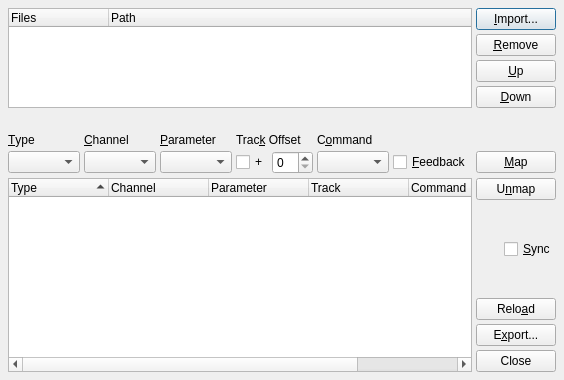
Above: src/qtractorMidiControlForm.ui from rncbc/qtractor before the change. Below: the same form after it.
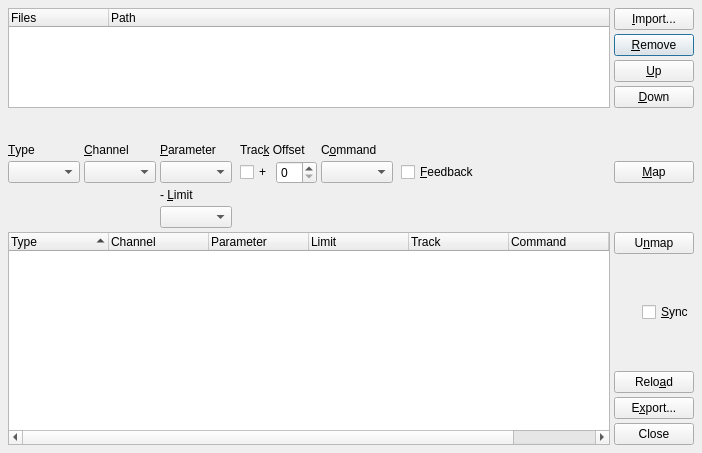
That is the form after the change. Icons and pictures are not drawn.

Commit message: add upper limit to the midi controller map to allow multiple controller functions within the same control type

The edit to the form file:
```diff
--- a/src/qtractorMidiControlForm.ui
+++ b/src/qtractorMidiControlForm.ui
@@ -26,8 +26,8 @@
    <rect>
     <x>0</x>
     <y>0</y>
-    <width>540</width>
-    <height>380</height>
+    <width>702</width>
+    <height>453</height>
    </rect>
   </property>
   <property name="windowTitle">
@@ -37,7 +37,21 @@
    <iconset resource="qtractor.qrc">:/images/itemControllers.png</iconset>
   </property>
   <layout class="QGridLayout">
-   <item row="0" column="0" rowspan="4" colspan="7">
+   <item row="1" column="9" colspan="2">
+    <widget class="QPushButton" name="RemovePushButton">
+     <property name="toolTip">
+      <string>Remove controller file</string>
+     </property>
+     <property name="text">
+      <string>&amp;Remove</string>
+     </property>
+     <property name="icon">
+      <iconset resource="qtractor.qrc">
+       <normaloff>:/images/formRemove.png</normaloff>:/images/formRemove.png</iconset>
+     </property>
+    </widget>
+   </item>
+   <item row="0" column="0" rowspan="4" colspan="9">
     <widget class="QTreeWidget" name="FilesListView">
      <property name="toolTip">
       <string>Controller files</string>
@@ -66,7 +80,7 @@
      </column>
     </widget>
    </item>
-   <item row="0" column="7" colspan="2">
+   <item row="0" column="9" colspan="2">
     <widget class="QPushButton" name="ImportPushButton">
      <property name="toolTip">
       <string>Import controller files</string>
@@ -75,46 +89,8 @@
       <string>&amp;Import...</string>
      </property>
      <property name="icon">
-      <iconset resource="qtractor.qrc">:/images/formOpen.png</iconset>
-     </property>
-    </widget>
-   </item>
-   <item row="1" column="7" colspan="2">
-    <widget class="QPushButton" name="RemovePushButton">
-     <property name="toolTip">
-      <string>Remove controller file</string>
-     </property>
-     <property name="text">
-      <string>&amp;Remove</string>
-     </property>
-     <property name="icon">
-      <iconset resource="qtractor.qrc">:/images/formRemove.png</iconset>
-     </property>
-    </widget>
-   </item>
-   <item row="2" column="7" colspan="2">
-    <widget class="QPushButton" name="MoveUpPushButton">
-     <property name="toolTip">
-      <string>Move controller file up on list order</string>
-     </property>
-     <property name="text">
-      <string>&amp;Up</string>
-     </property>
-     <property name="icon">
-      <iconset resource="qtractor.qrc">:/images/formMoveUp.png</iconset>
-     </property>
-    </widget>
-   </item>
-   <item row="3" column="7" colspan="2">
-    <widget class="QPushButton" name="MoveDownPushButton">
-     <property name="toolTip">
-      <string>Move controller file down on list order</string>
-     </property>
-     <property name="text">
-      <string>&amp;Down</string>
-     </property>
-     <property name="icon">
-      <iconset resource="qtractor.qrc">:/images/formMoveDown.png</iconset>
+      <iconset resource="qtractor.qrc">
+       <normaloff>:/images/formOpen.png</normaloff>:/images/formOpen.png</iconset>
      </property>
     </widget>
    </item>
@@ -131,6 +107,34 @@
      </property>
     </widget>
    </item>
+   <item row="3" column="9" colspan="2">
+    <widget class="QPushButton" name="MoveDownPushButton">
+     <property name="toolTip">
+      <string>Move controller file down on list order</string>
+     </property>
+     <property name="text">
+      <string>&amp;Down</string>
+     </property>
+     <property name="icon">
+      <iconset resource="qtractor.qrc">
+       <normaloff>:/images/formMoveDown.png</normaloff>:/images/formMoveDown.png</iconset>
+     </property>
+    </widget>
+   </item>
+   <item row="2" column="9" colspan="2">
+    <widget class="QPushButton" name="MoveUpPushButton">
+     <property name="toolTip">
+      <string>Move controller file up on list order</string>
+     </property>
+     <property name="text">
+      <string>&amp;Up</string>
+     </property>
+     <property name="icon">
+      <iconset resource="qtractor.qrc">
+       <normaloff>:/images/formMoveUp.png</normaloff>:/images/formMoveUp.png</iconset>
+     </property>
+    </widget>
+   </item>
    <item row="4" column="1">
     <widget class="QLabel" name="ChannelTextLabel">
      <property name="text">
@@ -157,7 +161,7 @@
      </property>
     </widget>
    </item>
-   <item row="4" column="3" colspan="2">
+   <item row="4" column="4" colspan="2">
     <widget class="QLabel" name="TrackTextLabel">
      <property name="text">
       <string>Trac&amp;k Offset</string>
@@ -170,7 +174,7 @@
      </property>
     </widget>
    </item>
-   <item row="4" column="5">
+   <item row="4" column="6">
     <widget class="QLabel" name="CommandTextLabel">
      <property name="text">
       <string>C&amp;ommand</string>
@@ -183,7 +187,7 @@
      </property>
     </widget>
    </item>
-   <item row="4" column="6">
+   <item row="4" column="8">
     <spacer>
      <property name="orientation">
       <enum>Qt::Horizontal</enum>
@@ -196,7 +200,7 @@
      </property>
     </spacer>
    </item>
-   <item row="4" column="7" colspan="2">
+   <item row="4" column="9" colspan="2">
     <spacer>
      <property name="orientation">
       <enum>Qt::Vertical</enum>
@@ -230,17 +234,14 @@
      </property>
     </widget>
    </item>
-   <item row="5" column="3">
-    <widget class="QCheckBox" name="TrackCheckBox">
+   <item row="5" column="6">
+    <widget class="QComboBox" name="CommandComboBox">
      <property name="toolTip">
-      <string>MIDI parameter (track offset)</string>
-     </property>
-     <property name="text">
-      <string>+</string>
+      <string>Command action</string>
      </property>
     </widget>
    </item>
-   <item row="5" column="4">
+   <item row="5" column="5">
     <widget class="QSpinBox" name="TrackSpinBox">
      <property name="toolTip">
       <string>Track offset</string>
@@ -250,14 +251,17 @@
      </property>
     </widget>
    </item>
-   <item row="5" column="5">
-    <widget class="QComboBox" name="CommandComboBox">
+   <item row="5" column="4">
+    <widget class="QCheckBox" name="TrackCheckBox">
      <property name="toolTip">
-      <string>Command action</string>
+      <string>MIDI parameter (track offset)</string>
+     </property>
+     <property name="text">
+      <string>+</string>
      </property>
     </widget>
    </item>
-   <item row="5" column="6">
+   <item row="5" column="8">
     <widget class="QCheckBox" name="FeedbackCheckBox">
      <property name="toolTip">
       <string>Command feedback</string>
@@ -267,7 +271,7 @@
      </property>
     </widget>
    </item>
-   <item row="5" column="7" colspan="2">
+   <item row="5" column="9" colspan="2">
     <widget class="QPushButton" name="MapPushButton">
      <property name="toolTip">
       <string>Map/update controller command</string>
@@ -280,7 +284,7 @@
      </property>
     </widget>
    </item>
-   <item row="6" column="0" rowspan="7" colspan="7">
+   <item row="8" column="0" rowspan="7" colspan="9">
     <widget class="QTreeWidget" name="ControlMapListView">
      <property name="minimumSize">
       <size>
@@ -321,6 +325,11 @@
        <string>Parameter</string>
       </property>
      </column>
+     <column>
+      <property name="text">
+       <string>Limit</string>
+      </property>
+     </column>
      <column>
       <property name="text">
        <string>Track</string>
@@ -338,7 +347,7 @@
      </column>
     </widget>
    </item>
-   <item row="6" column="7" colspan="2">
+   <item row="8" column="9" colspan="2">
     <widget class="QPushButton" name="UnmapPushButton">
      <property name="toolTip">
       <string>Unmap/remove controller command</string>
@@ -351,7 +360,7 @@
      </property>
     </widget>
    </item>
-   <item row="7" column="7" colspan="2">
+   <item row="11" column="9" colspan="2">
     <spacer>
      <property name="orientation">
       <enum>Qt::Vertical</enum>
@@ -364,7 +373,34 @@
      </property>
     </spacer>
    </item>
-   <item row="8" column="8">
+   <item row="13" column="9" colspan="2">
+    <widget class="QPushButton" name="ExportPushButton">
+     <property name="toolTip">
+      <string>Export to controller file</string>
+     </property>
+     <property name="text">
+      <string>E&amp;xport...</string>
+     </property>
+     <property name="icon">
+      <iconset resource="qtractor.qrc">
+       <normaloff>:/images/formSave.png</normaloff>:/images/formSave.png</iconset>
+     </property>
+    </widget>
+   </item>
+   <item row="9" column="9" colspan="2">
+    <spacer>
+     <property name="orientation">
+      <enum>Qt::Vertical</enum>
+     </property>
+     <property name="sizeHint" stdset="0">
+      <size>
+       <width>20</width>
+       <height>8</height>
+      </size>
+     </property>
+    </spacer>
+   </item>
+   <item row="10" column="10">
     <widget class="QCheckBox" name="SyncCheckBox">
      <property name="toolTip">
       <string>Enable all controllers immediate sync (hook)</string>
@@ -374,20 +410,7 @@
      </property>
     </widget>
    </item>
-   <item row="9" column="7" colspan="2">
-    <spacer>
-     <property name="orientation">
-      <enum>Qt::Vertical</enum>
-     </property>
-     <property name="sizeHint">
-      <size>
-       <width>20</width>
-       <height>8</height>
-      </size>
-     </property>
-    </spacer>
-   </item>
-   <item row="10" column="7" colspan="2">
+   <item row="12" column="9" colspan="2">
     <widget class="QPushButton" name="ReloadPushButton">
      <property name="toolTip">
       <string>Reload/apply all controller files</string>
@@ -400,20 +423,7 @@
      </property>
     </widget>
    </item>
-   <item row="11" column="7" colspan="2">
-    <widget class="QPushButton" name="ExportPushButton">
-     <property name="toolTip">
-      <string>Export to controller file</string>
-     </property>
-     <property name="text">
-      <string>E&amp;xport...</string>
-     </property>
-     <property name="icon">
-      <iconset resource="qtractor.qrc">:/images/formSave.png</iconset>
-     </property>
-    </widget>
-   </item>
-   <item row="12" column="7" colspan="2">
+   <item row="14" column="9" colspan="2">
     <widget class="QPushButton" name="ClosePushButton">
      <property name="toolTip">
       <string>Close this dialog</string>
@@ -423,6 +433,19 @@
      </property>
     </widget>
    </item>
+   <item row="6" column="2">
+    <widget class="QLabel" name="ParamLimitTextLabel">
+     <property name="text">
+      <string>- &amp;Limit</string>
+     </property>
+     <property name="buddy">
+      <cstring>ParamLimitComboBox</cstring>
+     </property>
+    </widget>
+   </item>
+   <item row="7" column="2">
+    <widget class="QComboBox" name="ParamLimitComboBox"/>
+   </item>
   </layout>
  </widget>
  <layoutdefault spacing="4" margin="8"/>
```
Left out of the diff: 18 changed lines with no effect on the pictures. The commit also changes 5 other files.
